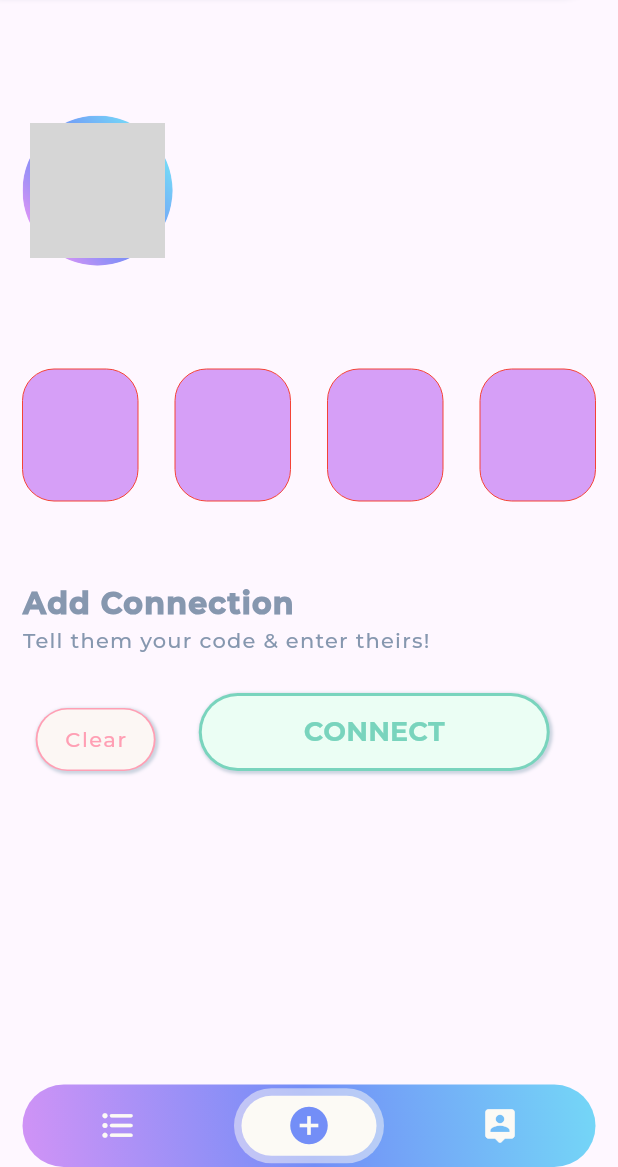
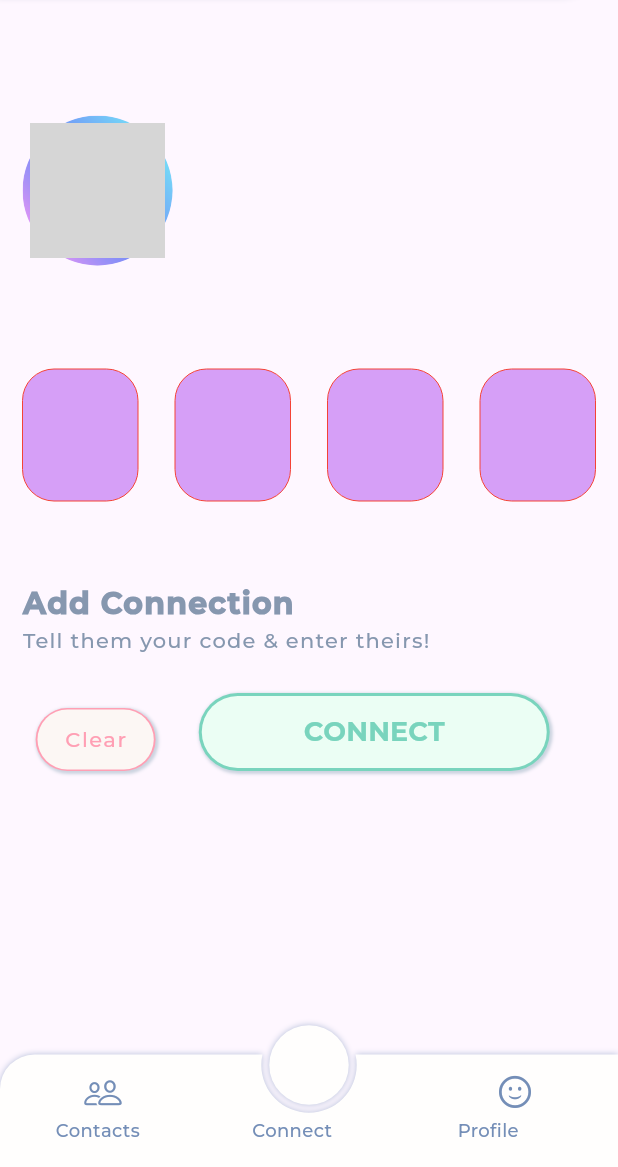
Before and after one commit to raghiiboiibaxtor/nifti_capstone, a Flutter app: the screen it shows once a user with an empty profile is signed in, on a phone screen of 412 x 824 dp, the part 69-1236 px from its top. Run offline on Flutter 3.47's test engine with Material 2 defaults, Android fonts, the phone set to English and light mode, and no system bars; drawn by our look-alikes of circle_nav_bar, pin_code_fields; our stand-ins replace cloud_firestore, firebase_auth, firebase_core, firebase_storage, gradient_borders, image_picker and 1 more; missing offline and left inert: advanced_icon; accounts and stored records are empty; network calls fail; grey boxes are pictures that could not be loaded.

Commit message:
Safety Push (Raghii)

```diff
--- a/lib/widget_tree.dart
+++ b/lib/widget_tree.dart
@@ -1,9 +1,11 @@
 import 'package:flutter/cupertino.dart';
 import 'package:flutter/material.dart';
+import 'package:advanced_icon/advanced_icon.dart';
 import 'package:nifti_locapp/components/app_theme.dart';
 import 'package:nifti_locapp/pages/connection_page.dart';
 import 'package:nifti_locapp/pages/contacts_page.dart';
 import 'package:nifti_locapp/pages/profile_page.dart';
+import 'package:circle_nav_bar/circle_nav_bar.dart';
 
 // ? WidgetTree == App navigation through bottom nav bar + app bar
 
@@ -78,22 +80,16 @@ class _WidgetTreeState extends State<WidgetTree> {
         // ? Body of the page
         body: pages.elementAt(currentPage),
         // ? Navigation Bar containing page options
-        bottomNavigationBar: SafeArea(
+        /*bottomNavigationBar: SafeArea(
             child: Container(
           margin: const EdgeInsets.symmetric(
             horizontal: 15,
           ),
           height: 55,
-          decoration: const BoxDecoration(
-              gradient: LinearGradient(
-                  begin: Alignment.bottomLeft,
-                  end: Alignment.topRight,
-                  colors: [
-                    Color.fromRGBO(209, 147, 246, 1),
-                    Color.fromRGBO(115, 142, 247, 1),
-                    Color.fromRGBO(116, 215, 247, 1),
-                  ]),
-              borderRadius: BorderRadius.all(Radius.circular(30))),
+
+          decoration: BoxDecoration(
+              color: niftiOffWhite,
+              borderRadius: const BorderRadius.all(Radius.circular(30))),
           child: BottomNavigationBar(
             useLegacyColorScheme: false,
             showSelectedLabels: false,
@@ -192,7 +188,137 @@ class _WidgetTreeState extends State<WidgetTree> {
               });
             },
           ),
-        )));
+        ))*/
+
+        //child: Icon(CupertinoIcons.group),
+        //child: Icon(CupertinoIcons.question),
+        //child: Icon(CupertinoIcons.smiley),
+
+        bottomNavigationBar: Stack(
+          children: [
+            Container(
+              color: Colors.transparent,
+              child: CircleNavBar(
+                onTap: (int value) {
+                  setState(() {
+                    currentPage = value;
+                  });
+                },
+                elevation: 3,
+                shadowColor: niftiGreyShadow,
+                activeIndex: currentPage,
+                cornerRadius:
+                    const BorderRadius.only(topLeft: Radius.circular(23)),
+                activeIcons: [
+                  AdvancedIcon(
+                    icon: CupertinoIcons.person_2,
+                    gradient: niftiGradient,
+                    size: 30,
+                  ),
+                  const SizedBox(
+                    height:  0.01,
+                    width: 0.2,
+                    child: Image(
+                    image: AssetImage('images/nifti_icon_gradient.png'),
+                    semanticLabel: 'Connect',
+                  ),
+                  ),
+
+                  // Profile Active Icon
+                  AdvancedIcon(
+                    icon: CupertinoIcons.smiley,
+                    gradient: niftiGradient,
+                    size: 30,
+                  ),
+                  //Icon(CupertinoIcons.group, color: niftiGrey),
+                  //Icon(CupertinoIcons.question, color: niftiGrey),
+                  //Icon(CupertinoIcons.smiley, color: niftiGrey),
+                ],
+                inactiveIcons: [
+                  Column(
+                    mainAxisAlignment: MainAxisAlignment.center,
+                    children: [
+                      SizedBox(
+                        height: 25,
+                        child: Icon(
+                          CupertinoIcons.person_2,
+                          color: niftiGrey,
+                          semanticLabel: 'Contacts',
+                          size: 25,
+                        ),
+                      ),
+                      const Padding(padding: EdgeInsets.only(bottom: 25)),
+                    ],
+                  ),
+                  Column(
+                    mainAxisAlignment: MainAxisAlignment.center,
+                    children: [
+                      Image(
+                        image: const AssetImage('images/nifti_icon_grey.png'),
+                        color: niftiGrey,
+                        semanticLabel: 'Connect',
+                        height: 25,
+                      ),
+                      const Padding(padding: EdgeInsets.only(bottom: 25)),
+                    ],
+                  ),
+                  Column(
+                    mainAxisAlignment: MainAxisAlignment.center,
+                    children: [
+                      SizedBox(
+                        height: 25,
+                        child: Icon(
+                          CupertinoIcons.smiley,
+                          color: niftiGrey,
+                          semanticLabel: 'Profile',
+                          size: 25,
+                        ),
+                      ),
+                      const Padding(padding: EdgeInsets.only(bottom: 25)),
+                    ],
+                  ),
+                ],
+                height: 75,
+                circleWidth: 53,
+                color: niftiOffWhite,
+              ),
+            ),
+            // ? Navbar Text Labels
+            Container(
+              margin: const EdgeInsets.only(left: 37, top: 42),
+              child: Text(
+                'Contacts',
+                style: TextStyle(
+                  color: niftiGrey,
+                  fontSize: 12,
+                  fontWeight: FontWeight.w500,
+                ),
+              ),
+            ),
+            Container(
+              margin: const EdgeInsets.only(left: 168, top: 42),
+              child: Text(
+                'Connect',
+                style: TextStyle(
+                  color: niftiGrey,
+                  fontSize: 12,
+                  fontWeight: FontWeight.w500,
+                ),
+              ),
+            ),
+            Container(
+              margin: const EdgeInsets.only(left: 305, top: 42),
+              child: Text(
+                'Profile',
+                style: TextStyle(
+                  color: niftiGrey,
+                  fontSize: 12,
+                  fontWeight: FontWeight.w500,
+                ),
+              ),
+            ),
+          ],
+        ));
   }
   // * ---------------- * END OF (BUILD WIDGET) * ---------------- *
 }
--- a/pubspec.yaml
+++ b/pubspec.yaml
@@ -45,6 +45,8 @@ dependencies:
   pin_code_fields: ^8.0.1
   simple_gradient_text: ^1.2.4
   cached_network_image: ^3.2.3
+  circle_nav_bar: ^2.0.1+1
+  advanced_icon: ^0.1.2
 
 dev_dependencies:
   flutter_test:
```
Also changed, not shown: images/nifti_icon_gradient.png (added), images/nifti_icon_grey.png (added), images/settings_icon.png (deleted), images/settings_icon2.png (deleted), pubspec.lock.
